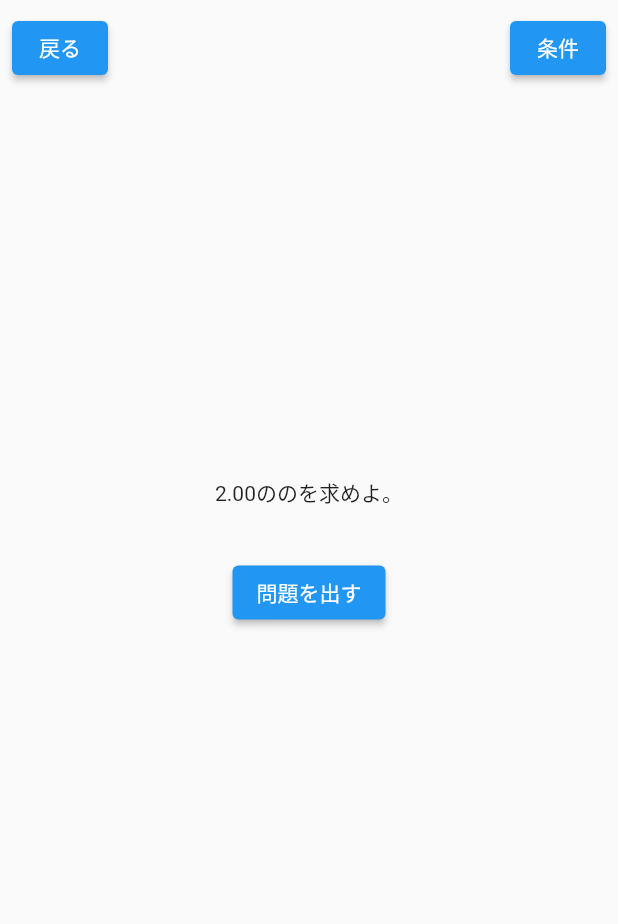
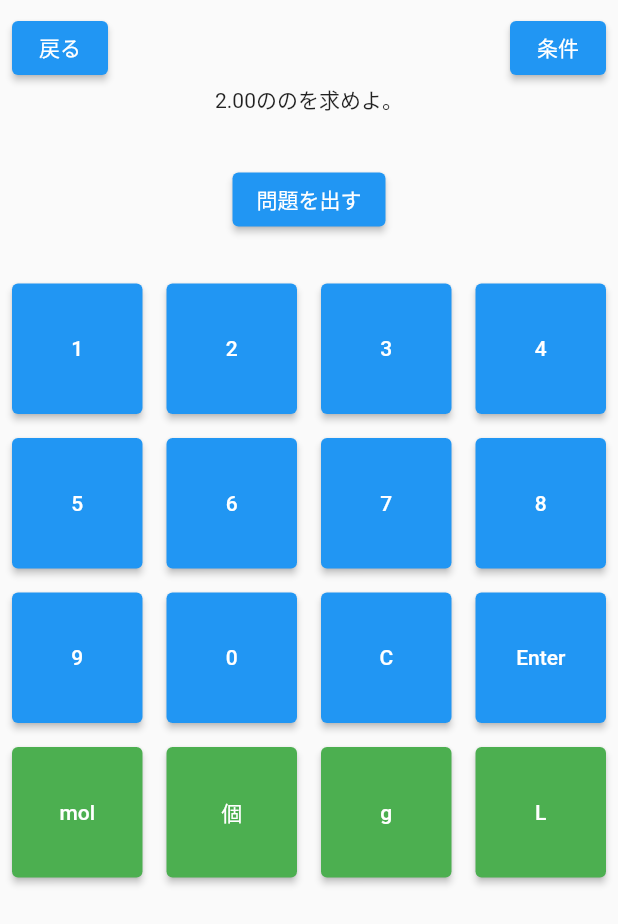
Before and after one commit to RyoSakon001/degree-quiz, a Flutter app: the DataView screen opened directly, on a phone screen of 412 x 824 dp. Shown: the top 924 px of the screen. Run offline on Flutter 3.47's test engine with Material 2 defaults, Android fonts, the phone set to English and light mode, and no system bars; our stand-ins replace cloud_firestore, firebase_core, flutter_bloc, shared_preferences; missing offline and left inert: flutter_overboard; accounts and stored records are empty.

Commit message:
ボタンUIを実装

```diff
--- a/lib/game_page.dart
+++ b/lib/game_page.dart
@@ -33,7 +33,6 @@ class DataView extends StatelessWidget {
       body: SafeArea(
         child: Padding(
           padding: const EdgeInsets.all(8.0),
-          child: Center(
           child: Column(
             children: [
               Row(
@@ -51,28 +50,19 @@ class DataView extends StatelessWidget {
                   ),
                 ],
               ),
-                BlocBuilder<SubstanceBloc, Substance>(
-                  builder: (context, substance) => Text(substance.formula,
-                      style: Theme.of(context).textTheme.headline1),
-                ),
-                BlocBuilder<DegreeBloc, Degree>(
-                  builder: (context, degree) => Text(degree.name,
-                      style: Theme.of(context).textTheme.headline1),
-                ),
               BlocBuilder<QuestionBloc, Question>(
                 builder: (context, question) => Text(question.sentence),
               ),
               SizedBox(height: 32),
               ElevatedButton(
                 onPressed: () {
-                    context
-                        .read<QuestionBloc>()
-                        .add(QuestionIncrementPressed());
+                  context.read<QuestionBloc>().add(QuestionIncrementPressed());
                 },
                 child: Text('問題を出す'),
               ),
+              SizedBox(height: 32),
+              Keyboard(),
             ],
-            ),
           ),
         ),
       ),
@@ -112,3 +102,44 @@ class DataView extends StatelessWidget {
     );
   }
 }
+
+class Keyboard extends StatelessWidget {
+  const Keyboard({Key? key}) : super(key: key);
+  @override
+  Widget build(BuildContext context) {
+    return Expanded(
+      child: GridView.count(
+        physics: NeverScrollableScrollPhysics(),
+        crossAxisCount: 4,
+        mainAxisSpacing: 16,
+        crossAxisSpacing: 16,
+        children: [
+          '1',
+          '2',
+          '3',
+          '4',
+          '5',
+          '6',
+          '7',
+          '8',
+          '9',
+          '0',
+          'C',
+          'Enter',
+          'mol',
+          '個',
+          'g',
+          'L',
+        ].asMap().entries.map((entry) {
+          return ElevatedButton(
+            onPressed: () {},
+            style: ElevatedButton.styleFrom(
+              primary: (entry.key <= 11) ? Colors.blue : Colors.green,
+            ),
+            child: Text(entry.value),
+          );
+        }).toList(),
+      ),
+    );
+  }
+}
```
Lines whose indentation alone changed are shown as unchanged.
